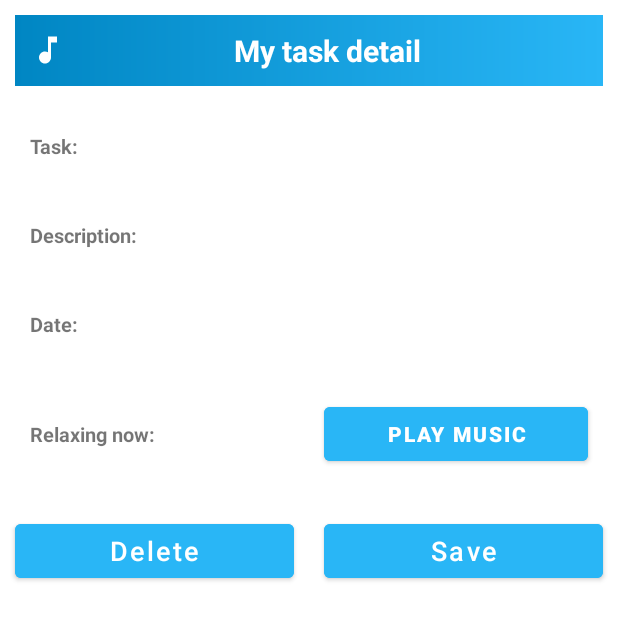
After one commit to hachihao792001/TodoAppWithFirebase, an Android app: the layout relaxing_task_detail.xml on its own in the app's theme, with its tools: preview values and no code run, on a phone screen of 412 x 824 dp. The commit adds this screen. Shown: the top 620 px of the screen. Run offline under Robolectric (Android 15) with nearby library versions, the phone set to English and light mode, and no system bars.

Commit message:
3 layout
travel,contact,relax

```diff
--- a/app/build.gradle
+++ b/app/build.gradle
@@ -47,6 +47,7 @@ dependencies {
     implementation 'com.google.firebase:firebase-database:20.0.2'
     implementation 'com.google.firebase:firebase-analytics:17.2.2'
     implementation 'com.firebaseui:firebase-ui-database:6.2.0'
+    implementation 'com.google.android.gms:play-services-maps:18.0.0'
 
 
     testImplementation 'junit:junit:4.+'
--- a/app/src/main/java/com/example/todoapp/RegistrationActivity.java
+++ b/app/src/main/java/com/example/todoapp/RegistrationActivity.java
@@ -27,7 +27,6 @@ public class RegistrationActivity extends AppCompatActivity {
     private Button regBtn;
     private TextView regQn;
     private FirebaseAuth mAuth;
-
     private ProgressDialog loader;
 
     @Override
--- /dev/null
+++ b/app/src/main/res/drawable/contact_icon.xml
@@ -0,0 +1,5 @@
+<vector android:height="24dp" android:tint="#FFFFFF"
+    android:viewportHeight="24" android:viewportWidth="24"
+    android:width="24dp" xmlns:android="http://schemas.android.com/apk/res/android">
+    <path android:fillColor="@android:color/white" android:pathData="M20.01,15.38c-1.23,0 -2.42,-0.2 -3.53,-0.56 -0.35,-0.12 -0.74,-0.03 -1.01,0.24l-1.57,1.97c-2.83,-1.35 -5.48,-3.9 -6.89,-6.83l1.95,-1.66c0.27,-0.28 0.35,-0.67 0.24,-1.02 -0.37,-1.11 -0.56,-2.3 -0.56,-3.53 0,-0.54 -0.45,-0.99 -0.99,-0.99H4.19C3.65,3 3,3.24 3,3.99 3,13.28 10.73,21 20.01,21c0.71,0 0.99,-0.63 0.99,-1.18v-3.45c0,-0.54 -0.45,-0.99 -0.99,-0.99z"/>
+</vector>
--- /dev/null
+++ b/app/src/main/res/drawable/relaxing_icon.xml
@@ -0,0 +1,5 @@
+<vector android:height="24dp" android:tint="#FFFFFF"
+    android:viewportHeight="24" android:viewportWidth="24"
+    android:width="24dp" xmlns:android="http://schemas.android.com/apk/res/android">
+    <path android:fillColor="@android:color/white" android:pathData="M12,3v10.55c-0.59,-0.34 -1.27,-0.55 -2,-0.55 -2.21,0 -4,1.79 -4,4s1.79,4 4,4 4,-1.79 4,-4V7h4V3h-6z"/>
+</vector>
--- /dev/null
+++ b/app/src/main/res/drawable/travelling_icon.xml
@@ -0,0 +1,5 @@
+<vector android:height="24dp" android:tint="#FFFFFF"
+    android:viewportHeight="24" android:viewportWidth="24"
+    android:width="24dp" xmlns:android="http://schemas.android.com/apk/res/android">
+    <path android:fillColor="@android:color/white" android:pathData="M20,6h-3L17,4c0,-1.11 -0.89,-2 -2,-2L9,2c-1.11,0 -2,0.89 -2,2v2L4,6c-1.11,0 -2,0.89 -2,2v11c0,1.11 0.89,2 2,2h16c1.11,0 2,-0.89 2,-2L22,8c0,-1.11 -0.89,-2 -2,-2zM9,4h6v2L9,6L9,4zM20,19L4,19v-2h16v2zM20,14L4,14L4,8h3v2h2L9,8h6v2h2L17,8h3v6z"/>
+</vector>
--- /dev/null
+++ b/app/src/main/res/layout/relaxing_task_detail.xml
@@ -0,0 +1,170 @@
+<?xml version="1.0" encoding="utf-8"?>
+<LinearLayout xmlns:android="http://schemas.android.com/apk/res/android"
+    android:layout_width="match_parent"
+    android:layout_height="match_parent"
+    android:orientation="vertical">
+    <TextView
+        android:layout_width="match_parent"
+        android:layout_height="wrap_content"
+        android:drawableLeft="@drawable/relaxing_icon"
+        android:layout_margin="10dp"
+        android:padding="10dp"
+        android:text="My task detail"
+        android:gravity="center"
+        android:background="@drawable/background_design"
+        android:textColor="#fff"
+        android:textStyle="bold"
+        android:textSize="20dp"/>
+
+    <LinearLayout
+        android:layout_width="match_parent"
+        android:layout_height="wrap_content"
+        android:layout_margin="10dp"
+        android:orientation="horizontal">
+
+
+            <TextView
+                android:layout_weight="1"
+                android:layout_width="match_parent"
+                android:layout_height="wrap_content"
+                android:layout_marginStart="10dp"
+                android:layout_marginTop="10dp"
+                android:layout_marginEnd="10dp"
+                android:layout_marginBottom="10dp"
+                android:text="Task:"
+                android:textSize="13sp"
+                android:textStyle="bold" />
+
+            <TextView
+                android:id="@+id/task"
+                android:layout_weight="1"
+                android:layout_width="match_parent"
+                android:layout_height="wrap_content"
+                android:layout_marginStart="10dp"
+                android:layout_marginTop="10dp"
+                android:layout_marginEnd="10dp"
+                android:layout_marginBottom="10dp"
+                android:textColor="#000"
+                android:textColorHint="#000"
+                android:textSize="14sp"
+                android:textStyle="bold" />
+
+
+    </LinearLayout>
+
+    <LinearLayout
+        android:layout_width="match_parent"
+        android:layout_height="wrap_content"
+        android:layout_margin="10dp"
+        android:orientation="horizontal">
+
+            <TextView
+                android:textSize="13sp"
+                android:layout_weight="1"
+                android:layout_width="match_parent"
+                android:layout_height="wrap_content"
+                android:text="Description:"
+                android:textStyle="bold"
+                android:layout_margin="10dp"/>
+
+
+            <TextView
+                android:id="@+id/description"
+                android:layout_weight="1"
+                android:textSize="14sp"
+                android:textColor="#000"
+                android:textColorHint="#000"
+                android:layout_width="match_parent"
+                android:layout_height="wrap_content"
+                android:textStyle="bold"
+                android:layout_margin="10dp"/>
+
+
+    </LinearLayout>
+    <LinearLayout
+        android:layout_width="match_parent"
+        android:layout_height="wrap_content"
+        android:layout_margin="10dp"
+        android:orientation="horizontal">
+
+            <TextView
+                android:textSize="13sp"
+                android:layout_weight="1"
+                android:layout_width="match_parent"
+                android:layout_height="wrap_content"
+                android:text="Date:"
+                android:textStyle="bold"
+                android:layout_margin="10dp"/>
+            <TextView
+                android:id="@+id/date"
+                android:layout_weight="1"
+                android:textSize="14sp"
+                android:textColor="#000"
+                android:textColorHint="#000"
+                android:layout_width="match_parent"
+                android:layout_height="wrap_content"
+                android:textStyle="bold"
+                android:layout_margin="10dp"/>
+
+    </LinearLayout>
+    <LinearLayout
+        android:layout_width="match_parent"
+        android:layout_height="wrap_content"
+        android:layout_margin="10dp"
+        android:orientation="horizontal">
+
+            <TextView
+                android:textSize="13sp"
+                android:layout_weight="1"
+                android:layout_width="match_parent"
+                android:layout_height="wrap_content"
+                android:text="Relaxing now:"
+                android:textStyle="bold"
+                android:layout_margin="10dp"/>
+
+
+            <Button
+                android:id="@+id/relaxButton"
+                android:layout_weight="1"
+                android:textSize="14sp"
+                android:textColor="#fff"
+                android:textColorHint="#000"
+                android:layout_width="match_parent"
+                android:layout_height="wrap_content"
+                android:textStyle="bold"
+                android:text="Play Music"
+                android:backgroundTint="#29b6f6"
+                android:layout_margin="10dp"/>
+
+    </LinearLayout>
+    <LinearLayout
+        android:layout_width="match_parent"
+        android:layout_height="wrap_content"
+        android:orientation="horizontal">
+
+        <Button
+            android:layout_width="match_parent"
+            android:layout_height="wrap_content"
+            android:id="@+id/deleteBtn"
+            android:layout_weight="1"
+            android:text="Delete"
+            android:textColor="#fff"
+            android:backgroundTint="#29b6f6"
+            android:textAllCaps="false"
+            android:textSize="18dp"
+            android:layout_margin="10dp"/>
+
+        <Button
+            android:layout_width="match_parent"
+            android:layout_height="wrap_content"
+            android:layout_weight="1"
+            android:id="@+id/saveBtn"
+            android:text="Save"
+            android:textColor="#fff"
+            android:backgroundTint="#29b6f6"
+            android:textAllCaps="false"
+            android:textSize="18dp"
+            android:layout_margin="10dp"/>
+    </LinearLayout>
+
+</LinearLayout>
--- a/app/src/main/res/values/strings.xml
+++ b/app/src/main/res/values/strings.xml
@@ -9,4 +9,5 @@
 
     <string name="hello_first_fragment">Hello first fragment</string>
     <string name="hello_second_fragment">Hello second fragment. Arg: %1$s</string>
+    <string name="title_activity_maps">MapsActivity</string>
 </resources>
```
Also changed, not shown: app/src/debug/res/values/google_maps_api.xml (added, +24 -0 lines), app/src/main/AndroidManifest.xml (+20 -0 lines), app/src/main/java/com/example/todoapp/HomeActivity.java (+5 -9 lines), app/src/main/res/drawable/button_design.xml (added, +8 -0 lines), app/src/main/res/layout/contact_task_detail.xml (added, +170 -0 lines), app/src/main/res/layout/travelling_task_detail.xml (added, +178 -0 lines), 1 other file.
